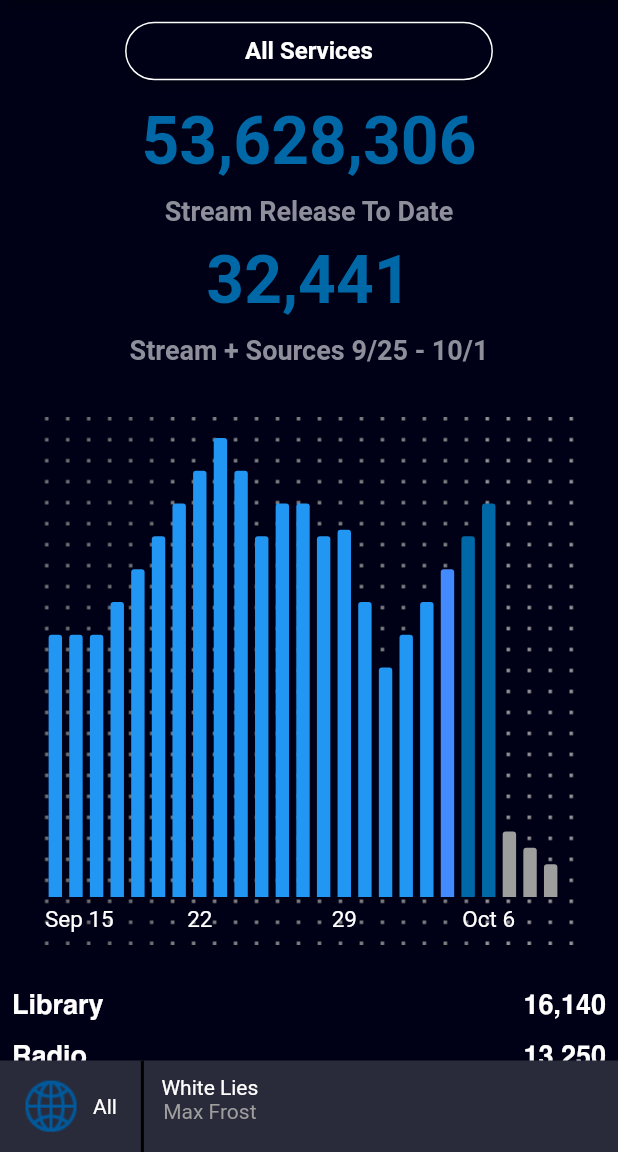
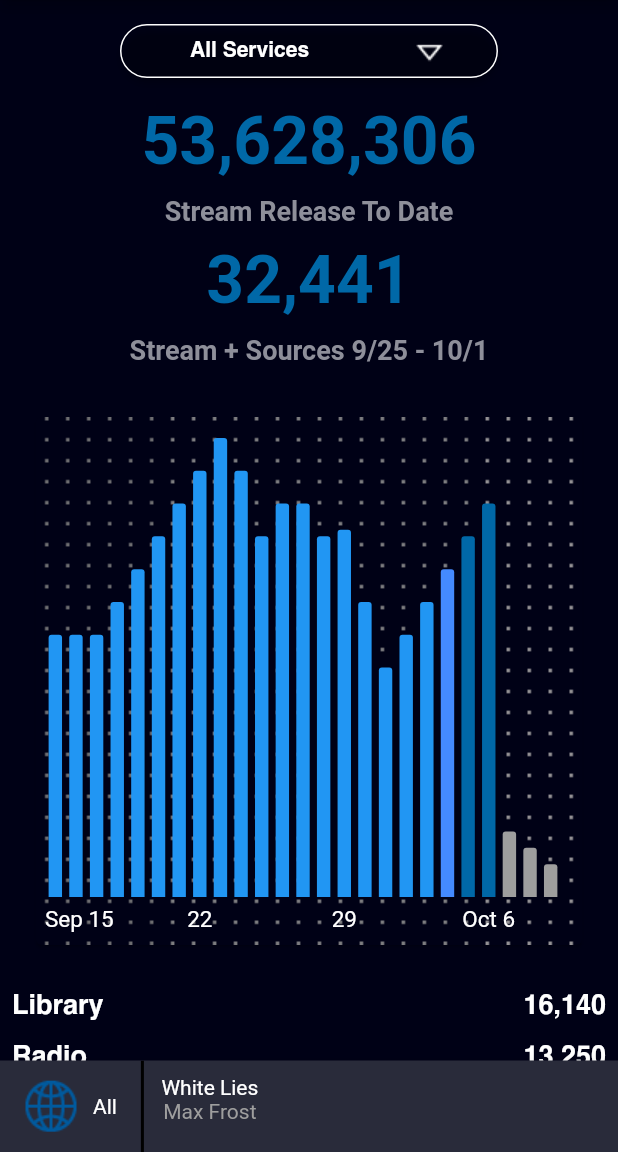
Before and after one commit to rs00332862/WMG_Demo, a Flutter app: the screen it shows after launch, on a phone screen of 412 x 824 dp, the part 84-1236 px from its top. Run offline on Flutter 3.47's test engine with Material 2 defaults, Android fonts, the phone set to English and light mode, and no system bars; our stand-ins replace charts_flutter, page_transition.

Commit message:
Made changes related to resetIndex on back press and 'all services' drop-down component

```diff
--- a/lib/constant.dart
+++ b/lib/constant.dart
@@ -23,7 +23,7 @@ const kTextColorBlue = Color(0xFF007EFF);
 const kTextColorGrey = Color(0xFFBBBBBB);
 const kCountryNameTextColorBlack = Color(0xFF111018);
 const kCountrySearchHintColorGrey = Color(0xFF828282);
-const kCountryListPageTitleColoreWhite = Color(0xFFFFFFFF);
+const kCountryListPageTitleColorWhite = Color(0xFFFFFFFF);
 const kCountryListPageBackgroundGrey = Color(0xFFF2F2F2);
 const kCountryListPageAppBarBackground = Color(0xFF000116);
 const kCountryListPageUnselectedTabBackground = Color(0xFF292B3A);
@@ -56,7 +56,7 @@ TextStyle grayBoldTextStyle() {
 
 TextStyle kCountryListPageTitleStyleWhite() {
   return TextStyle(
-    color: kCountryListPageTitleColoreWhite,
+    color: kCountryListPageTitleColorWhite,
     fontFamily: 'Helvetica',
     fontSize: 16,
     fontWeight: FontWeight.w700,
@@ -69,6 +69,15 @@ TextStyle kCountryNameTextStyleBlack() {
     fontFamily: 'Helvetica',
     fontSize: 14,
     fontWeight: FontWeight.w500,
+  );
+}
+
+TextStyle kPageBodyTextBoldWhite() {
+  return TextStyle(
+    color: Colors.white,
+    fontFamily: 'Helvetica',
+    fontSize: 14,
+    fontWeight: FontWeight.w700,
   );
 }
 
--- a/lib/country_list_screen.dart
+++ b/lib/country_list_screen.dart
@@ -67,9 +67,6 @@ class CountryListScreen extends StatelessWidget {
         ),
         Expanded(
           child: ListSearch(
-            /*resetIndex: (){
-              print("ListSearch function called");
-            },*/
             resetIndex: resetIndex,
           ),
         )
@@ -85,13 +82,13 @@ class ListSearch extends StatefulWidget {
 }
 
 class ListSearchState extends State<ListSearch> {
-  int itemSelected = -1;
+  static int itemSelected = 0;
   TextEditingController _textController = TextEditingController();
 
-  buttonTapped ()async{
+  /*buttonTapped ()async{
     print('Button Tapped');
     await Navigator.push(context, PageTransition(type: PageTransitionType.topToBottom, child: TrackStreaming()));
-  }
+  }*/
 
   Future<bool> loadMainScreen () async{
     return await Navigator.push(context, PageTransition(type: PageTransitionType.topToBottom, child: TrackStreaming()));
@@ -157,7 +154,6 @@ class ListSearchState extends State<ListSearch> {
   }
 
   Widget build(BuildContext context) {
-    //return getCountryListPageView();
     return WillPopScope(
       onWillPop: _onBackPressed,
       child: getCountryListPageView(),
@@ -165,7 +161,7 @@ class ListSearchState extends State<ListSearch> {
   }
 
   Future<bool> _onBackPressed() {
-    return widget.resetIndex(new Country(name: 'All Countries', code: 'zz'),);
+    return widget.resetIndex(newDataList[itemSelected]);
   }
 
   Widget getCountryListPageView() {
--- a/lib/track_streaming.dart
+++ b/lib/track_streaming.dart
@@ -172,30 +172,45 @@ class _TrackStreamingState extends State<TrackStreaming> {
         ),
         actions: [
           IconButton(
-            icon: Image(image: AssetImage('images/info.png')), onPressed: null,)
+            icon: Image(image: AssetImage('images/info.png')),
+            onPressed: null,
+          )
         ],
       ),
       body: Column(
-
         children: [
           Padding(
             padding: const EdgeInsets.fromLTRB(80, 10, 80, 0),
-              //child: Expanded(child: currentServiceSelection()),
+            child: Container(
+                //width: 210,
                 child: RaisedButton(
+                    shape: RoundedRectangleBorder(
+                        borderRadius: BorderRadius.circular(18.0),
+                        side: BorderSide(color: Colors.white)),
+                    onPressed: () {},
                     textColor: Colors.white,
-                padding: EdgeInsets.fromLTRB(80.0, 10.0, 80.0, 10.0),
-                color: kCountryListPageAppBarBackground,
-                child: Text(
-                  "All Services",
-                  style: TextStyle(
-                    fontSize: 16,
-                    fontWeight: FontWeight.w600,
+                    color: Colors.transparent,
+                    splashColor: kCountryListPageBackgroundGrey,
+                    padding: EdgeInsets.fromLTRB(5, 0, 5, 0),
+                    child: Padding(
+                        padding: EdgeInsets.fromLTRB(0, 0, 0, 0),
+                        child: Row(
+                          mainAxisAlignment: MainAxisAlignment.spaceAround,
+                          crossAxisAlignment: CrossAxisAlignment.center,
+                          children: <Widget>[
+                            Container(
+                              color: Colors.transparent,
+                              padding: EdgeInsets.fromLTRB(10, 4, 4, 4),
+                              child: Text('All Services',
+                                  style: kPageBodyTextBoldWhite()),
                             ),
+                            Padding(
+                              padding: EdgeInsets.fromLTRB(4, 0, 0, 0),
+                              child: Image.asset('images/drop-down.png'),
                             ),
-                onPressed: () {},
-                shape: new RoundedRectangleBorder(
-                  borderRadius: new BorderRadius.circular(30.0),
-                  side: BorderSide(color: Colors.white)
+                          ],
+                        )
+                    )
                 )
             ),
           ),
@@ -271,7 +286,6 @@ class _TrackStreamingState extends State<TrackStreaming> {
     );
   }
 
-
   Widget currentServiceSelection() {
     return DropdownButtonFormField<String>(
       items: <String>['One', 'Two', 'Free', 'Four']
@@ -295,7 +309,6 @@ class _TrackStreamingState extends State<TrackStreaming> {
 }
 
 class BottomRowCell extends StatelessWidget {
-
   final String labelText;
   final String labelValue;
 
--- a/pubspec.yaml
+++ b/pubspec.yaml
@@ -59,6 +59,7 @@ flutter:
     - images/USA.png
     - images/info.png
     - images/testing_dots_Bg.png
+    - images/drop-down.png
 
 
   fonts:
```
Also changed, not shown: images/drop-down.png (added). Lines whose indentation alone changed are shown as unchanged.
